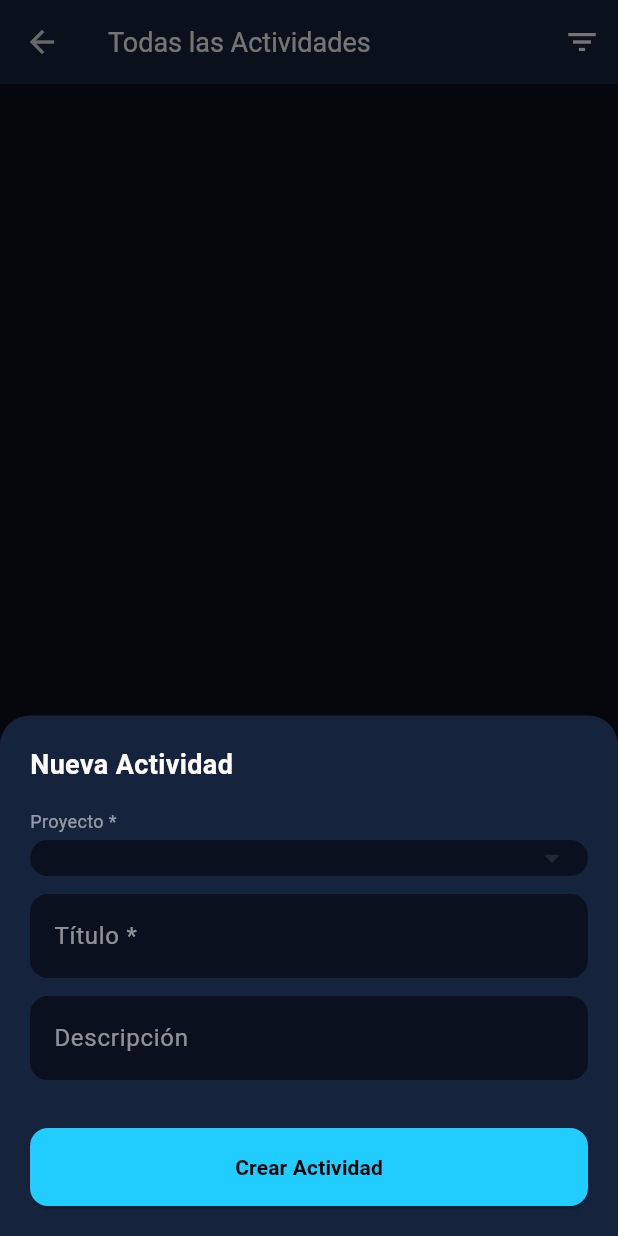
After one commit to jabarmagdiel/proyecto-benchamen, a Flutter app: the ActivitiesAdminScreen screen opened directly, after a tap on the "filter list" icon, after a tap on the "add" icon, on a phone screen of 412 x 824 dp. The commit adds this screen. Run offline on Flutter 3.47's test engine with Material 3 defaults, Android fonts, the phone set to English and light mode, and no system bars; our stand-ins replace shared_preferences; accounts and stored records are empty; network calls fail; statements that could not run were skipped.

Commit message:
feat(mobile): add full activities management for admins

```diff
--- /dev/null
+++ b/mobile/lib/screens/activities_admin_screen.dart
@@ -0,0 +1,230 @@
+import 'package:flutter/material.dart';
+import '../services/activity_service.dart';
+import '../services/projects_service.dart';
+import '../models/activity.dart';
+import '../models/project.dart';
+import 'activity_detail_screen.dart';
+
+class ActivitiesAdminScreen extends StatefulWidget {
+  final VoidCallback? onMenuPressed;
+  const ActivitiesAdminScreen({super.key, this.onMenuPressed});
+
+  @override
+  State<ActivitiesAdminScreen> createState() => _ActivitiesAdminScreenState();
+}
+
+class _ActivitiesAdminScreenState extends State<ActivitiesAdminScreen> {
+  final ActivityService _activityService = ActivityService();
+  final ProjectsService _projectsService = ProjectsService();
+
+  List<Activity> _activities = [];
+  List<Project> _projects = [];
+  bool _isLoading = true;
+  String _filterStatus = '';
+
+  @override
+  void initState() {
+    super.initState();
+    _loadData();
+  }
+
+  Future<void> _loadData() async {
+    setState(() => _isLoading = true);
+    try {
+      final params = _filterStatus.isNotEmpty ? {'status': _filterStatus} : <String, dynamic>{};
+      final activities = await _activityService.getAllActivities(params: params);
+      final projects = await _projectsService.getProjects();
+      setState(() {
+        _activities = activities;
+        _projects = projects;
+        _isLoading = false;
+      });
+    } catch (e) {
+      setState(() => _isLoading = false);
+      if (mounted) ScaffoldMessenger.of(context).showSnackBar(SnackBar(content: Text('Error: $e')));
+    }
+  }
+
+  void _showActivityModal([Activity? activity]) {
+    final isEditing = activity != null;
+    final titleController = TextEditingController(text: activity?.title ?? '');
+    final descController = TextEditingController(text: activity?.description ?? '');
+    int? selectedProjectId = activity?.projectId;
+
+    if (!isEditing && _projects.isNotEmpty) {
+      selectedProjectId = _projects.first.id;
+    }
+
+    showModalBottomSheet(
+      context: context,
+      isScrollControlled: true,
+      backgroundColor: const Color(0xFF15233D),
+      shape: const RoundedRectangleBorder(borderRadius: BorderRadius.vertical(top: Radius.circular(20))),
+      builder: (context) {
+        return StatefulBuilder(
+          builder: (context, setModalState) {
+            return Padding(
+              padding: EdgeInsets.only(
+                bottom: MediaQuery.of(context).viewInsets.bottom,
+                left: 20, right: 20, top: 20,
+              ),
+              child: SingleChildScrollView(
+                child: Column(
+                  mainAxisSize: MainAxisSize.min,
+                  crossAxisAlignment: CrossAxisAlignment.start,
+                  children: [
+                    Text(isEditing ? 'Editar Actividad' : 'Nueva Actividad', style: const TextStyle(color: Colors.white, fontSize: 18, fontWeight: FontWeight.bold)),
+                    const SizedBox(height: 16),
+
+                    const Text('Proyecto *', style: TextStyle(color: Colors.white54, fontSize: 12)),
+                    const SizedBox(height: 4),
+                    Container(
+                      padding: const EdgeInsets.symmetric(horizontal: 12),
+                      decoration: BoxDecoration(color: const Color(0xFF0A101D), borderRadius: BorderRadius.circular(12)),
+                      child: DropdownButtonHideUnderline(
+                        child: DropdownButton<int>(
+                          value: selectedProjectId,
+                          isExpanded: true,
+                          dropdownColor: const Color(0xFF0A101D),
+                          style: const TextStyle(color: Colors.white),
+                          items: _projects.map((p) => DropdownMenuItem<int>(value: p.id, child: Text(p.name))).toList(),
+                          onChanged: (val) => setModalState(() => selectedProjectId = val),
+                        ),
+                      ),
+                    ),
+                    const SizedBox(height: 12),
+
+                    _buildTextField('Título *', titleController),
+                    _buildTextField('Descripción', descController),
+
+                    const SizedBox(height: 20),
+                    SizedBox(
+                      width: double.infinity,
+                      child: ElevatedButton(
+                        style: ElevatedButton.styleFrom(
+                          backgroundColor: const Color(0xFF20CDFE),
+                          foregroundColor: Colors.black,
+                          padding: const EdgeInsets.symmetric(vertical: 16),
+                          shape: RoundedRectangleBorder(borderRadius: BorderRadius.circular(12)),
+                        ),
+                        onPressed: () async {
+                          if (titleController.text.isEmpty || selectedProjectId == null) return;
+                          Navigator.pop(context);
+                          setState(() => _isLoading = true);
+                          try {
+                            final data = {
+                              'title': titleController.text,
+                              'description': descController.text,
+                              'project_id': selectedProjectId,
+                            };
+                            if (isEditing) {
+                              await _activityService.updateActivity(activity.id, data);
+                            } else {
+                              await _activityService.createActivity(data);
+                            }
+                            _loadData();
+                          } catch (e) {
+                            setState(() => _isLoading = false);
+                            ScaffoldMessenger.of(context).showSnackBar(SnackBar(content: Text('Error: $e')));
+                          }
+                        },
+                        child: Text(isEditing ? 'Guardar Cambios' : 'Crear Actividad', style: const TextStyle(fontWeight: FontWeight.bold)),
+                      ),
+                    ),
+                    const SizedBox(height: 20),
+                  ],
+                ),
+              ),
+            );
+          }
+        );
+      },
+    );
+  }
+
+  Widget _buildTextField(String label, TextEditingController controller) {
+    return Padding(
+      padding: const EdgeInsets.only(bottom: 12),
+      child: TextField(
+        controller: controller,
+        style: const TextStyle(color: Colors.white),
+        decoration: InputDecoration(
+          labelText: label,
+          labelStyle: const TextStyle(color: Colors.white54),
+          filled: true,
+          fillColor: const Color(0xFF0A101D),
+          border: OutlineInputBorder(borderRadius: BorderRadius.circular(12), borderSide: BorderSide.none),
+        ),
+      ),
+    );
+  }
+
+  @override
+  Widget build(BuildContext context) {
+    return Scaffold(
+      backgroundColor: const Color(0xFF0A101D),
+      appBar: AppBar(
+        leading: widget.onMenuPressed != null
+          ? IconButton(icon: const Icon(Icons.menu, color: Colors.white), onPressed: widget.onMenuPressed)
+          : null,
+        title: const Text('Todas las Actividades', style: TextStyle(color: Colors.white, fontSize: 18)),
+        backgroundColor: const Color(0xFF15233D),
+        actions: [
+          PopupMenuButton<String>(
+            icon: const Icon(Icons.filter_list, color: Colors.white),
+            onSelected: (val) {
+              setState(() => _filterStatus = val);
+              _loadData();
+            },
+            itemBuilder: (context) => [
+              const PopupMenuItem(value: '', child: Text('Todos')),
+              const PopupMenuItem(value: 'pendiente', child: Text('Pendientes')),
+              const PopupMenuItem(value: 'en_proceso', child: Text('En Progreso')),
+              const PopupMenuItem(value: 'en_revision', child: Text('En Revisión')),
+              const PopupMenuItem(value: 'aprobada', child: Text('Completadas')),
+            ],
+          )
+        ],
+      ),
+      body: _isLoading
+          ? const Center(child: CircularProgressIndicator(color: Color(0xFF20CDFE)))
+          : ListView.builder(
+              padding: const EdgeInsets.all(16),
+              itemCount: _activities.length,
+              itemBuilder: (context, index) {
+                final a = _activities[index];
+                return Card(
+                  color: const Color(0xFF15233D),
+                  margin: const EdgeInsets.only(bottom: 12),
+                  child: ListTile(
+                    onTap: () {
+                      Navigator.push(context, MaterialPageRoute(builder: (_) => ActivityDetailScreen(activity: a)));
+                    },
+                    title: Text(a.title, style: const TextStyle(color: Colors.white, fontWeight: FontWeight.bold)),
+                    subtitle: Text('${a.projectName ?? "Sin proyecto"} • ${a.companyName ?? "Sin empresa"}', style: const TextStyle(color: Colors.white54)),
+                    trailing: Row(
+                      mainAxisSize: MainAxisSize.min,
+                      children: [
+                        Container(
+                          padding: const EdgeInsets.symmetric(horizontal: 6, vertical: 2),
+                          decoration: BoxDecoration(color: const Color(0xFF20CDFE).withOpacity(0.2), borderRadius: BorderRadius.circular(4)),
+                          child: Text(a.status.toUpperCase(), style: const TextStyle(color: Color(0xFF20CDFE), fontSize: 9, fontWeight: FontWeight.bold)),
+                        ),
+                        IconButton(
+                          icon: const Icon(Icons.edit, color: Colors.white54, size: 20),
+                          onPressed: () => _showActivityModal(a),
+                        ),
+                      ],
+                    ),
+                  ),
+                );
+              },
+            ),
+      floatingActionButton: FloatingActionButton(
+        backgroundColor: const Color(0xFF20CDFE),
+        onPressed: () => _showActivityModal(),
+        child: const Icon(Icons.add, color: Colors.black),
+      ),
+    );
+  }
+}
--- a/mobile/lib/screens/home_layout.dart
+++ b/mobile/lib/screens/home_layout.dart
@@ -4,9 +4,9 @@ import '../services/auth_service.dart';
 import 'operative_screen.dart';
 import 'admin_screen.dart';
 import 'profile_screen.dart';
-import 'notifications_screen.dart';
 import 'companies_screen.dart';
 import 'projects_screen.dart';
+import 'activities_admin_screen.dart';
 
 class HomeLayout extends StatefulWidget {
   const HomeLayout({super.key});
@@ -44,7 +44,7 @@ class _HomeLayoutState extends State<HomeLayout> {
         // case 1: mainView = const DashboardScreen(); break;
         case 2: mainView = CompaniesScreen(onMenuPressed: openDrawer); break;
         case 3: mainView = ProjectsScreen(onMenuPressed: openDrawer); break;
-        // case 4: mainView = const ActivitiesAdminScreen(); break;
+        case 4: mainView = ActivitiesAdminScreen(onMenuPressed: openDrawer); break;
         // case 5: mainView = const UsersScreen(); break;
         default: mainView = AdminScreen(onMenuPressed: openDrawer);
       }
@@ -119,7 +119,7 @@ class _HomeLayoutState extends State<HomeLayout> {
                   _drawerItem(1, Icons.dashboard_outlined, 'Dashboard (Próximamente)'),
                   _drawerItem(2, Icons.business_outlined, 'Empresas'),
                   _drawerItem(3, Icons.folder_outlined, 'Proyectos'),
-                  _drawerItem(4, Icons.task_alt_outlined, 'Actividades (Próximamente)'),
+                  _drawerItem(4, Icons.task_alt_outlined, 'Todas las Actividades'),
                   const Divider(color: Colors.white10),
                   _drawerItem(5, Icons.people_outline, 'Usuarios (Próximamente)'),
                 ] else if (isClient) ...[
--- a/mobile/lib/services/activity_service.dart
+++ b/mobile/lib/services/activity_service.dart
@@ -32,4 +32,40 @@ class ActivityService {
     }
     return [];
   }
+  Future<List<Activity>> getAllActivities({Map<String, dynamic>? params}) async {
+    try {
+      String query = '';
+      if (params != null && params.isNotEmpty) {
+        query = '?' + params.entries.map((e) => '${e.key}=${e.value}').join('&');
+      }
+      final response = await _api.get('/activities$query');
+      if (response.statusCode == 200) {
+        final List<dynamic> data = jsonDecode(response.body);
+        return data.map((json) => Activity.fromJson(json)).toList();
+      }
+    } catch (e) {
+      debugPrint('Error getting all activities: $e');
+    }
+    return [];
+  }
+
+  Future<Activity> createActivity(Map<String, dynamic> data) async {
+    final response = await _api.post('/activities', data);
+    if (response.statusCode == 200 || response.statusCode == 201) {
+      return Activity.fromJson(jsonDecode(response.body));
+    }
+    throw Exception('Error al crear actividad');
+  }
+
+  Future<Activity> updateActivity(int id, Map<String, dynamic> data) async {
+    final response = await _api.put('/activities/$id', data);
+    if (response.statusCode == 200) {
+      return Activity.fromJson(jsonDecode(response.body));
+    }
+    throw Exception('Error al actualizar actividad');
+  }
+
+  Future<void> deleteActivity(int id) async {
+    await _api.delete('/activities/$id');
+  }
 }
--- a/mobile/lib/services/projects_service.dart
+++ b/mobile/lib/services/projects_service.dart
@@ -1,3 +1,4 @@
+import 'dart:convert';
 import 'api_service.dart';
 import '../models/project.dart';
 
@@ -10,20 +11,27 @@ class ProjectsService {
       query = '?' + params.entries.map((e) => '${e.key}=${e.value}').join('&');
     }
     final response = await _apiService.get('/projects$query');
-    if (response is List) {
-      return response.map((json) => Project.fromJson(json)).toList();
+    if (response.statusCode == 200) {
+      final List<dynamic> data = jsonDecode(response.body);
+      return data.map((json) => Project.fromJson(json)).toList();
     }
     return [];
   }
 
   Future<Project> createProject(Map<String, dynamic> data) async {
     final response = await _apiService.post('/projects', data);
-    return Project.fromJson(response);
+    if (response.statusCode == 200 || response.statusCode == 201) {
+      return Project.fromJson(jsonDecode(response.body));
+    }
+    throw Exception('Error al crear proyecto');
   }
 
   Future<Project> updateProject(int id, Map<String, dynamic> data) async {
     final response = await _apiService.put('/projects/$id', data);
-    return Project.fromJson(response);
+    if (response.statusCode == 200) {
+      return Project.fromJson(jsonDecode(response.body));
+    }
+    throw Exception('Error al actualizar proyecto');
   }
 
   Future<void> deleteProject(int id) async {
```
Also changed, not shown: mobile/lib/services/api_service.dart (+8 -0 lines), mobile/lib/services/companies_service.dart (+13 -5 lines).
